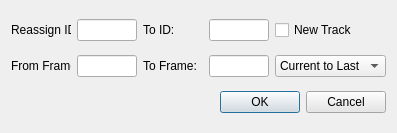
First picture: the form in src/video_annotator/reassign_dialog.ui, repository cvisionai/Tator-Native, before the edit.
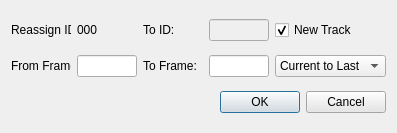
Second picture: the form after the edit.

Commit message: Initialize text fields with frame and ID info

Patch:
```diff
--- a/src/video_annotator/reassign_dialog.ui
+++ b/src/video_annotator/reassign_dialog.ui
@@ -20,7 +20,7 @@
    </size>
   </property>
   <property name="windowTitle">
-   <string>Form</string>
+   <string>Reassign ID</string>
   </property>
   <property name="autoFillBackground">
    <bool>true</bool>
@@ -48,19 +48,28 @@
       </widget>
      </item>
      <item>
-      <widget class="QLineEdit" name="fromId">
+      <widget class="QLabel" name="fromId">
        <property name="sizePolicy">
         <sizepolicy hsizetype="Fixed" vsizetype="Fixed">
          <horstretch>0</horstretch>
          <verstretch>0</verstretch>
         </sizepolicy>
        </property>
+       <property name="minimumSize">
+        <size>
+         <width>60</width>
+         <height>0</height>
+        </size>
+       </property>
        <property name="maximumSize">
         <size>
          <width>60</width>
          <height>16777215</height>
         </size>
        </property>
+       <property name="text">
+        <string>000</string>
+       </property>
       </widget>
      </item>
      <item>
@@ -90,6 +99,9 @@
      </item>
      <item>
       <widget class="QLineEdit" name="toId">
+       <property name="enabled">
+        <bool>false</bool>
+       </property>
        <property name="sizePolicy">
         <sizepolicy hsizetype="Fixed" vsizetype="Fixed">
          <horstretch>0</horstretch>
@@ -109,6 +121,12 @@
        <property name="text">
         <string>New Track</string>
        </property>
+       <property name="checked">
+        <bool>true</bool>
+       </property>
+       <property name="tristate">
+        <bool>false</bool>
+       </property>
       </widget>
      </item>
     </layout>
```
The commit also changes 1 other file.
